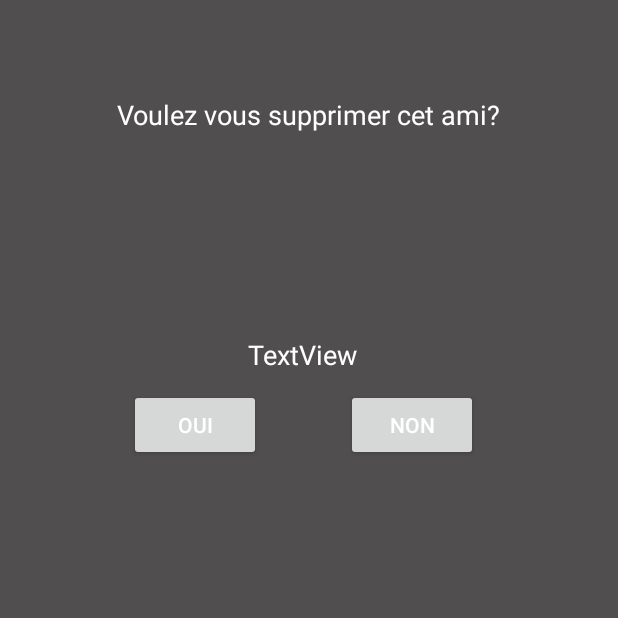
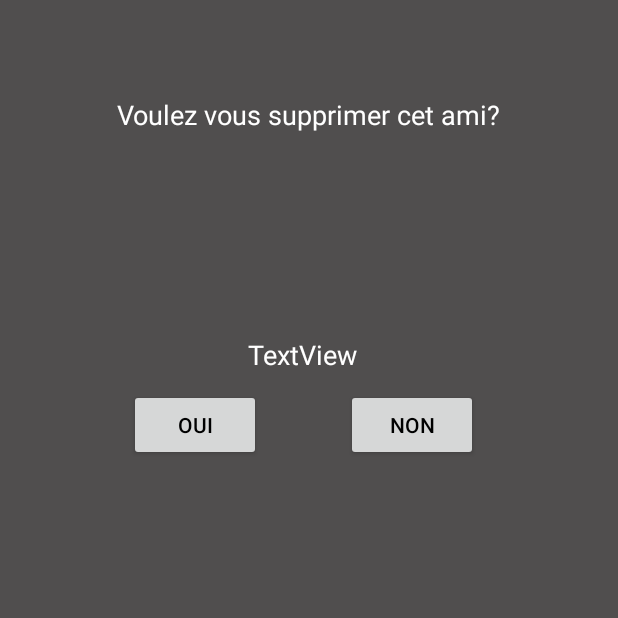
Before and after one commit to apomalyn/NearUMix, an Android app: the ConfirmerSuppressionAmis screen opened directly, with no data from a screen before it, on a phone screen of 412 x 824 dp, the top half of it. Run offline under Robolectric (Android 15) with nearby library versions, the phone set to English and light mode, and no system bars; 2 statements that could not run were skipped.

Commit message:
Fix bug service web

```diff
--- a/app/src/main/java/squiddle/sheshire/apomalyn/qc/ca/nearumix/DAO/BaseDeDonnees.java
+++ b/app/src/main/java/squiddle/sheshire/apomalyn/qc/ca/nearumix/DAO/BaseDeDonnees.java
@@ -114,6 +114,7 @@ public class BaseDeDonnees {
 
     public HashMap<String, String> convertirXMLenHashMap(String xml, String tagEntree){
         Document doc = null;
+        if(xml.equals(""))  return null;
         try{
             DocumentBuilder db = DocumentBuilderFactory.newInstance().newDocumentBuilder();
             InputSource is = new InputSource();
--- a/app/src/main/java/squiddle/sheshire/apomalyn/qc/ca/nearumix/DAO/UtilisateurDAO.java
+++ b/app/src/main/java/squiddle/sheshire/apomalyn/qc/ca/nearumix/DAO/UtilisateurDAO.java
@@ -73,7 +73,7 @@ public class UtilisateurDAO {
         List<Utilisateur> listeAmis = new ArrayList<>();
 
         if(donnees.get("listeAmis") != null || donnees.get("listeAmis").equals("")){
-           HashMap<String, String> listeAmisHashMap = this.bd.convertirXMLenHashMap(donnees.get("listeAmis"), "listeAmis");
+            HashMap<String, String> listeAmisHashMap = this.bd.convertirXMLenHashMap(donnees.get("listeAmis"), "listeAmis");
             HashMap<String, String> amis;
 
             if(listeAmisHashMap != null) {
--- a/app/src/main/java/squiddle/sheshire/apomalyn/qc/ca/nearumix/VuePI.java
+++ b/app/src/main/java/squiddle/sheshire/apomalyn/qc/ca/nearumix/VuePI.java
@@ -61,6 +61,7 @@ public class VuePI extends AppCompatActivity
 
         Toolbar toolbar = (Toolbar) findViewById(R.id.toolbar);
         setSupportActionBar(toolbar);
+        getSupportActionBar().setTitle(pi_courant.getNom());
 
 
         DrawerLayout drawer = (DrawerLayout) findViewById(R.id.drawer_layout);
--- a/app/src/main/res/layout/confirmer_suppression_amis.xml
+++ b/app/src/main/res/layout/confirmer_suppression_amis.xml
@@ -28,6 +28,7 @@
         android:layout_marginTop="259dp"
         android:onClick="ouiB"
         android:text="Oui"
+        android:textColor="@color/common_google_signin_btn_text_dark_focused"
         app:layout_constraintLeft_toLeftOf="parent"
         app:layout_constraintTop_toTopOf="parent" />
 
@@ -39,6 +40,7 @@
         android:layout_marginTop="259dp"
         android:onClick="nonB"
         android:text="Non"
+        android:textColor="@color/common_google_signin_btn_text_dark_focused"
         app:layout_constraintRight_toRightOf="parent"
         app:layout_constraintTop_toTopOf="parent" />
 
```
